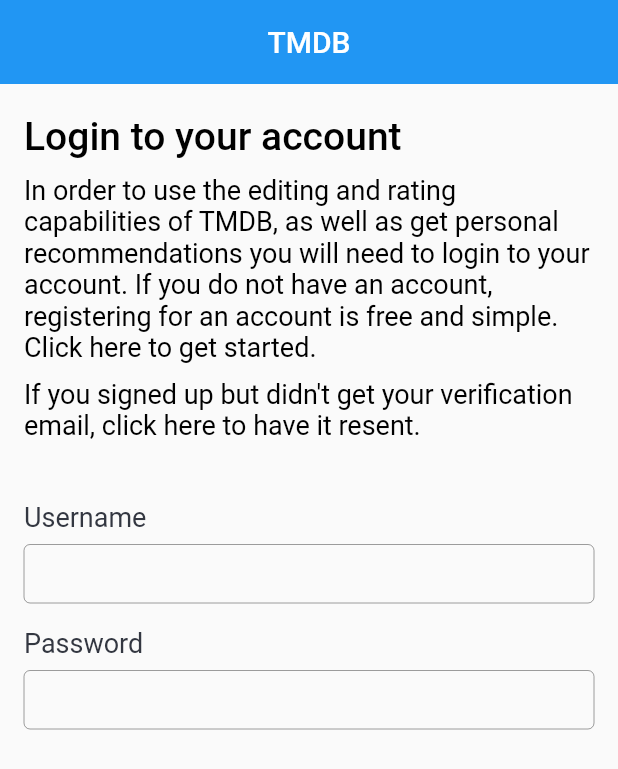
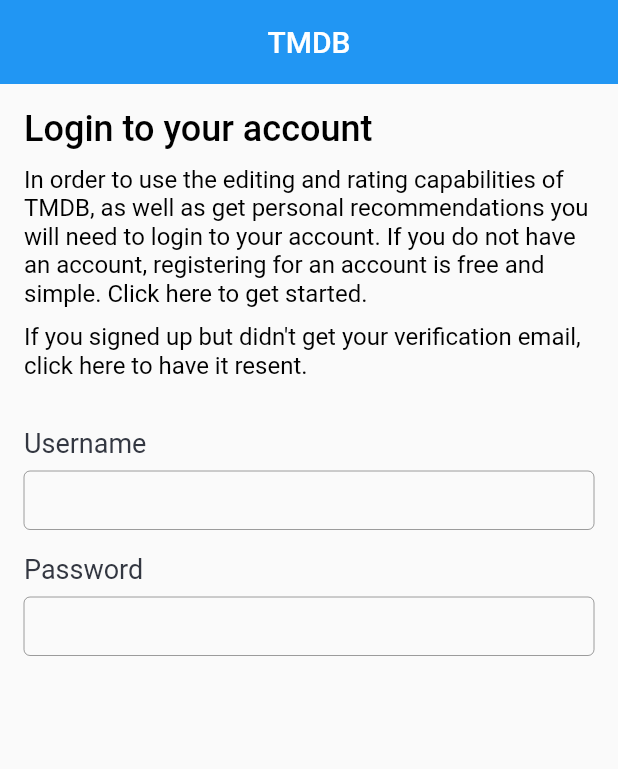
Before and after one commit to ekosh02/PoiskMovie, a Flutter app: the screen it shows after launch, on a phone screen of 412 x 824 dp. Shown: the top 769 px of the screen. Run offline on Flutter 3.47's test engine with Material 2 defaults, Android fonts, the phone set to English and light mode, and no system bars.

Commit message:
text style

```diff
--- /dev/null
+++ b/lib/style/text_styles.dart
@@ -0,0 +1,55 @@
+import 'package:flutter/material.dart';
+
+abstract class TextStyles {
+  static const TextStyle title1Bold = TextStyle(
+    fontSize: 26,
+    fontWeight: FontWeight.w600,
+    color: Colors.black,
+  );
+
+  static const TextStyle title1Semibold = TextStyle(
+    fontSize: 26,
+    fontWeight: FontWeight.w500,
+    color: Colors.black,
+  );
+
+  static const TextStyle title2Semibold = TextStyle(
+    fontSize: 24,
+    fontWeight: FontWeight.w500,
+    color: Colors.black,
+  );
+
+  static const TextStyle title2Regular = TextStyle(
+    fontSize: 24,
+    fontWeight: FontWeight.w400,
+    color: Colors.black,
+  );
+
+  //---------------------------------------------------------
+
+  static const TextStyle headline1Regular = TextStyle(
+    fontSize: 18,
+    fontWeight: FontWeight.w400,
+    color: Colors.black,
+  );
+
+  static const TextStyle headline1RegularGray = TextStyle(
+    fontSize: 18,
+    fontWeight: FontWeight.w400,
+    color: Color(0xff333741),
+  );
+
+  //---------------------------------------------------------
+
+  static const TextStyle text1Regular = TextStyle(
+    fontSize: 16,
+    fontWeight: FontWeight.w400,
+    color: Colors.black,
+  );
+
+  static const TextStyle text1Medium = TextStyle(
+    fontSize: 16,
+    fontWeight: FontWeight.w500,
+    color: Colors.black,
+  );
+}
--- a/lib/widgets/auth/auth_widget.dart
+++ b/lib/widgets/auth/auth_widget.dart
@@ -1,4 +1,5 @@
 import 'package:flutter/material.dart';
+import 'package:tmdb_app/style/text_styles.dart';
 
 class AuthWidget extends StatefulWidget {
   const AuthWidget({Key? key}) : super(key: key);
@@ -40,26 +41,16 @@ class _HeaderWidget extends StatelessWidget {
 
   @override
   Widget build(BuildContext context) {
-    const headerTextStyle = TextStyle(
-      fontSize: 26,
-      fontWeight: FontWeight.w500,
-      color: Colors.black,
-    );
-    const descriptionTextStyle = TextStyle(
-      fontSize: 18,
-      fontWeight: FontWeight.w400,
-      color: Colors.black,
-    );
     return Padding(
-      padding: const EdgeInsets.symmetric(vertical: 20),
+      padding: const EdgeInsets.symmetric(vertical: 16),
       child: Column(
         crossAxisAlignment: CrossAxisAlignment.start,
         children: [
-          Text(headerText, style: headerTextStyle),
+          Text(headerText, style: TextStyles.title2Semibold),
           const SizedBox(height: 10),
-          Text(descriptionText1, style: descriptionTextStyle),
+          Text(descriptionText1, style: TextStyles.text1Regular),
           const SizedBox(height: 10),
-          Text(descriptionText2, style: descriptionTextStyle),
+          Text(descriptionText2, style: TextStyles.text1Regular),
         ],
       ),
     );
@@ -75,26 +66,21 @@ class _FormWidget extends StatefulWidget {
 class _FormWidgetState extends State<_FormWidget> {
   @override
   Widget build(BuildContext context) {
-    const formTextStyle = TextStyle(
-      fontSize: 18,
-      fontWeight: FontWeight.w400,
-      color: Color(0xff333741),
-    );
     const textFieldDecaration = InputDecoration(
       border: OutlineInputBorder(),
       contentPadding: EdgeInsets.symmetric(horizontal: 13, vertical: 10),
       isCollapsed: true,
     );
     return Padding(
-      padding: const EdgeInsets.symmetric(vertical: 20),
+      padding: const EdgeInsets.symmetric(vertical: 16),
       child: Column(
         crossAxisAlignment: CrossAxisAlignment.start,
         children: const [
-          Text('Username', style: formTextStyle),
+          Text('Username', style: TextStyles.headline1RegularGray),
           SizedBox(height: 8),
           TextField(decoration: textFieldDecaration),
           SizedBox(height: 16),
-          Text('Password', style: formTextStyle),
+          Text('Password', style: TextStyles.headline1RegularGray),
           SizedBox(height: 8),
           TextField(decoration: textFieldDecaration),
         ],
```
